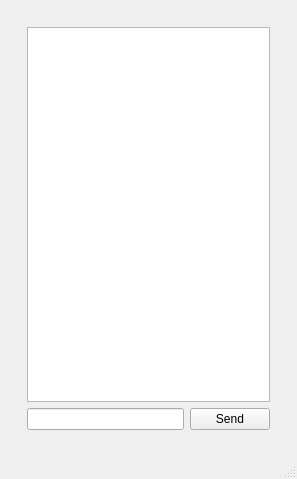
Before: the Qt Designer form mainwindow.ui in thenaserov/QtChatClientProject, drawn with Qt 5.
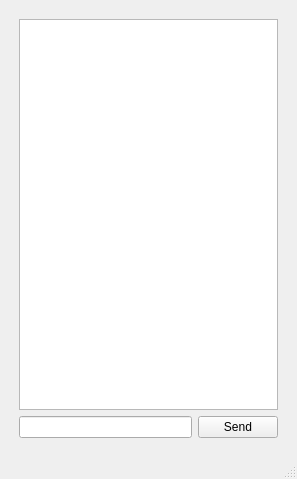
After: the same form once the commit is applied.

Patch:
```diff
--- a/mainwindow.ui
+++ b/mainwindow.ui
@@ -15,6 +15,18 @@
   </property>
   <widget class="QWidget" name="centralwidget">
    <layout class="QGridLayout" name="gridLayout">
+    <property name="leftMargin">
+     <number>5</number>
+    </property>
+    <property name="topMargin">
+     <number>5</number>
+    </property>
+    <property name="rightMargin">
+     <number>5</number>
+    </property>
+    <property name="bottomMargin">
+     <number>5</number>
+    </property>
     <item row="0" column="0">
      <widget class="QStackedWidget" name="stackedWidget">
       <property name="currentIndex">
@@ -22,6 +34,18 @@
       </property>
       <widget class="QWidget" name="ConnectPage">
        <layout class="QGridLayout" name="gridLayout_2">
+        <property name="leftMargin">
+         <number>5</number>
+        </property>
+        <property name="topMargin">
+         <number>5</number>
+        </property>
+        <property name="rightMargin">
+         <number>5</number>
+        </property>
+        <property name="bottomMargin">
+         <number>5</number>
+        </property>
         <item row="0" column="0">
          <widget class="QWidget" name="widget" native="true">
           <layout class="QGridLayout" name="gridLayout_3">
```
